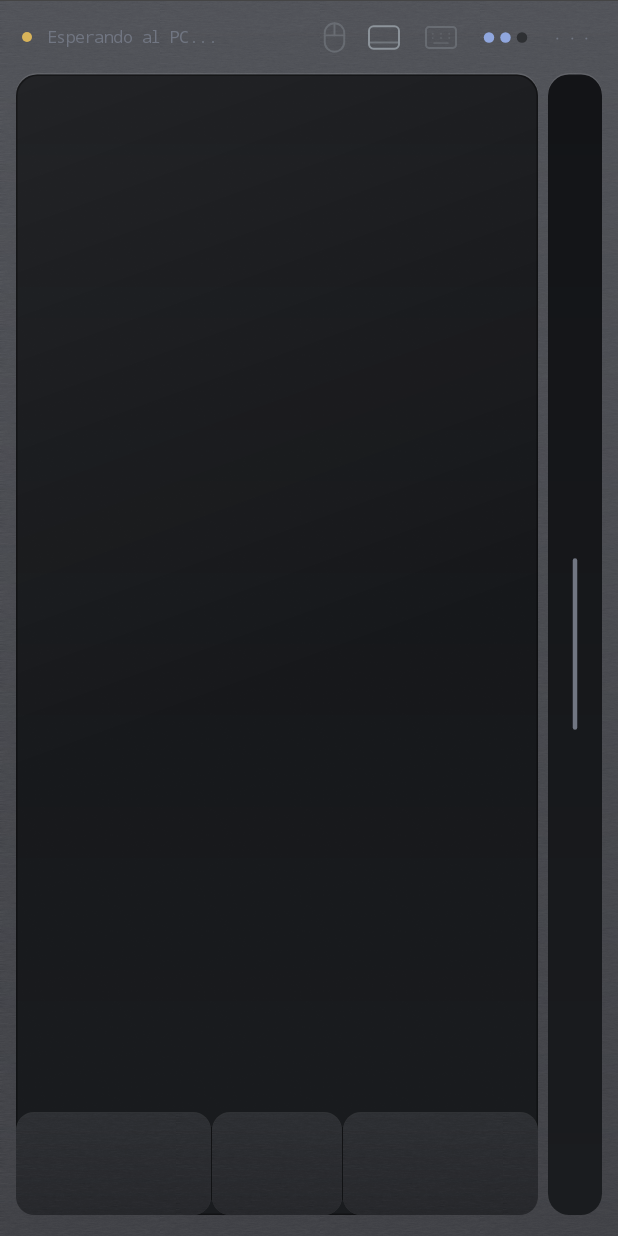
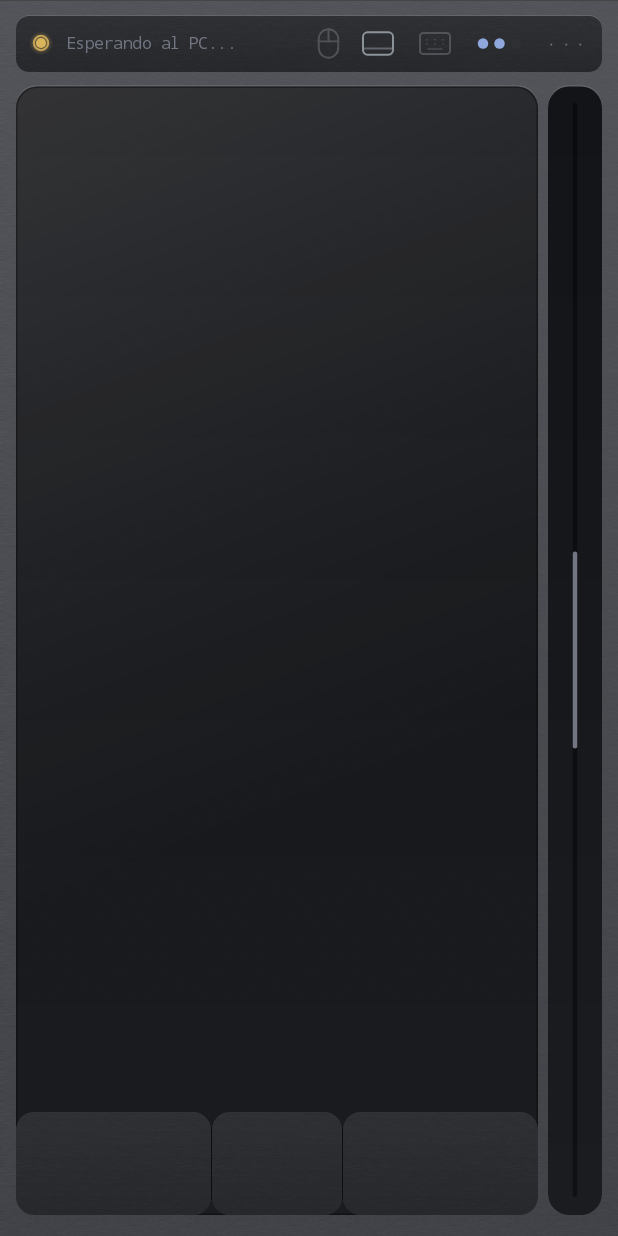
Before and after one commit to u0921985828-arch/Mousedroid, an Android app: the screen it shows after launch (MainActivity), on a phone screen of 412 x 824 dp. Run offline under Robolectric (Android 15) with nearby library versions, the phone set to English and light mode, and no system bars.

Commit message:
feat(ui): acercar el aparato a las referencias de diseño
Cuatro cambios sacados de los renders de referencia, quedándonos con lo que es
interfaz y descartando el atrezo (regla en mm, gráficas de onda, humo sobre el
cristal, indicador de batería y el pie "STUDIO PERIPHERALS").

- La cabecera va sobre chapa embutida, no serigrafiada al aire sobre el chasis.
  En un aparato la instrumentación va montada en su propia pieza. Sube de 30 a
  38 dp para que quepa.
- El LED deja de ser un círculo plano y pasa a ser una lámpara: halo radial, aro
  y núcleo. Es el único elemento que emite luz en todo el conjunto.
- El brillo diagonal del cristal pasa de velo (alfa 16) a banda marcada (34 con
  tres paradas). Es lo que hace que el rectángulo se lea como una lámina.
- El raíl deja de ser una rayita al centro y pasa a ser un canal hundido de punta
  a punta con un pulgar centrado, que es como se lee un mando.
- Las grietas de la banda de clic suben de alfa 87 a 125 para que el corte 3:2:3
  se vea.

No se toca la paleta: sale de Monet por norma del proyecto, y la referencia
renderizada en el propio móvil ya sale en gris azulado, no en plateado.

Co-Authored-By: Claude Opus 5 <noreply@anthropic.com>
Claude-Session: https://claude.ai/code/session_018eq48cATXydZiUC6SMoQsf

```diff
--- a/android/app/src/main/java/com/eddie/usbmouse/Deck.kt
+++ b/android/app/src/main/java/com/eddie/usbmouse/Deck.kt
@@ -4,8 +4,10 @@ import android.content.Context
 import android.graphics.Canvas
 import android.graphics.Color
 import android.graphics.Paint
+import android.graphics.RadialGradient
 import android.graphics.Path
 import android.graphics.RectF
+import android.graphics.Shader
 import android.graphics.drawable.GradientDrawable
 import android.view.Gravity
 import android.view.MotionEvent
@@ -98,6 +100,49 @@ class GlyphView(context: Context, private val kind: String) : View(context) {
                 p.alpha = a
             }
         }
+    }
+}
+
+/**
+ * El LED. En las referencias no es un punto de color plano: es una lampara, con
+ * halo alrededor, aro y nucleo. Es el unico elemento del aparato que emite luz.
+ */
+class LedView(context: Context) : View(context) {
+
+    private val d = resources.displayMetrics.density
+    private val halo = Paint(Paint.ANTI_ALIAS_FLAG)
+    private val aro = Paint(Paint.ANTI_ALIAS_FLAG).apply {
+        style = Paint.Style.STROKE
+        strokeWidth = 1.4f * d
+    }
+    private val nucleo = Paint(Paint.ANTI_ALIAS_FLAG)
+
+    var color: Int = Color.parseColor("#575B60")
+        set(v) { field = v; resolver(); invalidate() }
+
+    // el degradado se arma al cambiar de tamaño o de color, nunca por fotograma
+    private fun resolver() {
+        aro.color = Monet.alpha(color, 210)
+        nucleo.color = color
+        if (width == 0) return
+        val r = width / 2f
+        halo.shader = RadialGradient(
+            r, r, r,
+            intArrayOf(Monet.alpha(color, 110), Monet.alpha(color, 0)),
+            floatArrayOf(0.3f, 1f), Shader.TileMode.CLAMP
+        )
+    }
+
+    override fun onSizeChanged(w: Int, h: Int, ow: Int, oh: Int) {
+        super.onSizeChanged(w, h, ow, oh)
+        resolver()
+    }
+
+    override fun onDraw(canvas: Canvas) {
+        val c = width / 2f
+        canvas.drawCircle(c, c, c, halo)
+        canvas.drawCircle(c, c, c * 0.42f, nucleo)
+        canvas.drawCircle(c, c, c * 0.60f, aro)
     }
 }
 
@@ -374,7 +419,7 @@ class Deck(private val ctx: Context, private val io: DeckIO) {
         }
     }
 
-    private fun hairline(): View = View(ctx).apply { setBackgroundColor(Color.argb(87, 0, 0, 0)) }
+    private fun hairline(): View = View(ctx).apply { setBackgroundColor(Color.argb(125, 0, 0, 0)) }
 
     private lateinit var padRef: TouchpadView
 
--- a/android/app/src/main/java/com/eddie/usbmouse/MainActivity.kt
+++ b/android/app/src/main/java/com/eddie/usbmouse/MainActivity.kt
@@ -43,7 +43,7 @@ class MainActivity : Activity(), DeckIO {
     private lateinit var client: MouseClient
     private lateinit var deck: Deck
     private lateinit var keys: KeyDeck
-    private lateinit var led: View
+    private lateinit var led: LedView
     private lateinit var wire: TextView
     private lateinit var stageHost: FrameLayout
     private lateinit var panel: LinearLayout
@@ -157,10 +157,7 @@ class MainActivity : Activity(), DeckIO {
 
     private fun onStatus(msg: String) {
         val ok = client.isConnected
-        led.background = GradientDrawable().apply {
-            shape = GradientDrawable.OVAL
-            setColor(col(if (ok) LED_ON else if (autoConnect) LED_WAIT else LED_OFF))
-        }
+        led.color = col(if (ok) LED_ON else if (autoConnect) LED_WAIT else LED_OFF)
         // El mensaje se tiraba: el LED decia el color pero no el motivo. Los
         // cambios de conexion son raros, asi que se saltan la espera del lector.
         if (msg.isNotEmpty()) { lastWire = 0; say(msg) }
@@ -183,7 +180,7 @@ class MainActivity : Activity(), DeckIO {
             orientation = LinearLayout.VERTICAL
             setPadding(dp(11), dp(10), dp(11), dp(14))
         }
-        colv.addView(head(), LinearLayout.LayoutParams(MATCH_PARENT, dp(30)))
+        colv.addView(head(), LinearLayout.LayoutParams(MATCH_PARENT, dp(38)))
         stageHost = FrameLayout(this)
         colv.addView(stageHost, LinearLayout.LayoutParams(MATCH_PARENT, 0, 1f).apply {
             topMargin = dp(9)
@@ -218,17 +215,16 @@ class MainActivity : Activity(), DeckIO {
     }
 
     private fun head(): View {
+        // Chapa embutida y no texto suelto sobre el chasis: en un aparato la
+        // instrumentacion va montada en su propia pieza, no serigrafiada al aire.
         val bar = LinearLayout(this).apply {
             orientation = LinearLayout.HORIZONTAL
             gravity = Gravity.CENTER_VERTICAL
-            setPadding(dp(4), 0, dp(2), 0)
+            background = plate(this@MainActivity, 9)
+            setPadding(dp(9), 0, dp(6), 0)
         }
-        led = View(this).apply {
-            background = GradientDrawable().apply {
-                shape = GradientDrawable.OVAL; setColor(col(LED_OFF))
-            }
-        }
-        bar.addView(led, LinearLayout.LayoutParams(dp(7), dp(7)).apply { rightMargin = dp(10) })
+        led = LedView(this).apply { color = col(LED_OFF) }
+        bar.addView(led, LinearLayout.LayoutParams(dp(16), dp(16)).apply { rightMargin = dp(9) })
 
         wire = etched("—", 10.5f, Monet.etchDim).apply { typeface = Typeface.MONOSPACE }
         bar.addView(wire, LinearLayout.LayoutParams(0, WRAP_CONTENT, 1f))
--- a/android/app/src/main/java/com/eddie/usbmouse/TouchpadView.kt
+++ b/android/app/src/main/java/com/eddie/usbmouse/TouchpadView.kt
@@ -111,10 +111,15 @@ class TouchpadView(context: Context) : View(context) {
         super.onSizeChanged(w, h, ow, oh)
         glass.shader = LinearGradient(0f, 0f, 0f, h.toFloat(),
             Monet.glassLo, Monet.glassHi, Shader.TileMode.CLAMP)
-        // reflejo diagonal suave: el plano deja de leerse como un rectangulo pintado
-        sheen.shader = LinearGradient(0f, 0f, w * 0.8f, h.toFloat(),
-            intArrayOf(Color.argb(16, 255, 255, 255), Color.argb(0, 255, 255, 255)),
-            floatArrayOf(0f, 0.55f), Shader.TileMode.CLAMP)
+        // Banda diagonal marcada, no un velo: en las referencias es lo que
+        // convierte el rectangulo en una lamina de cristal de verdad.
+        sheen.shader = LinearGradient(0f, 0f, w * 0.85f, h.toFloat(),
+            intArrayOf(
+                Color.argb(34, 255, 255, 255),
+                Color.argb(11, 255, 255, 255),
+                Color.argb(0, 255, 255, 255)
+            ),
+            floatArrayOf(0f, 0.38f, 0.64f), Shader.TileMode.CLAMP)
         face.set(0f, 1f * d, w.toFloat(), h.toFloat())
     }
 
@@ -313,6 +318,7 @@ class ScrollStripView(context: Context, private val wheel: Boolean = false) : Vi
     }
     private val bevel = Paint(Paint.ANTI_ALIAS_FLAG).apply { color = Color.argb(24, 255, 255, 255) }
     private val rail = Paint(Paint.ANTI_ALIAS_FLAG)
+    private val groove = Paint(Paint.ANTI_ALIAS_FLAG).apply { color = Color.argb(110, 0, 0, 0) }
     private var cRailIdle = Color.parseColor("#3A4149")
     private var cRailOn = Color.parseColor("#8FB4FF")
     private val face = RectF()
@@ -348,9 +354,14 @@ class ScrollStripView(context: Context, private val wheel: Boolean = false) : Vi
                 y += 5f * d
             }
         } else {
-            val h = height * 0.15f
-            canvas.drawRoundRect(cx - 1.5f * d, height / 2f - h / 2f,
-                cx + 1.5f * d, height / 2f + h / 2f, 2f * d, 2f * d, rail)
+            // Canal hundido de punta a punta con un pulgar centrado. Antes era
+            // una rayita suelta al medio y no se leia como un mando.
+            val m = 12f * d
+            val gw = 3f * d
+            canvas.drawRoundRect(cx - gw / 2f, m, cx + gw / 2f, height - m, gw / 2f, gw / 2f, groove)
+            val th = (height - 2f * m) * 0.18f
+            val ty = height / 2f - th / 2f
+            canvas.drawRoundRect(cx - gw / 2f, ty, cx + gw / 2f, ty + th, gw / 2f, gw / 2f, rail)
         }
     }
 
```
